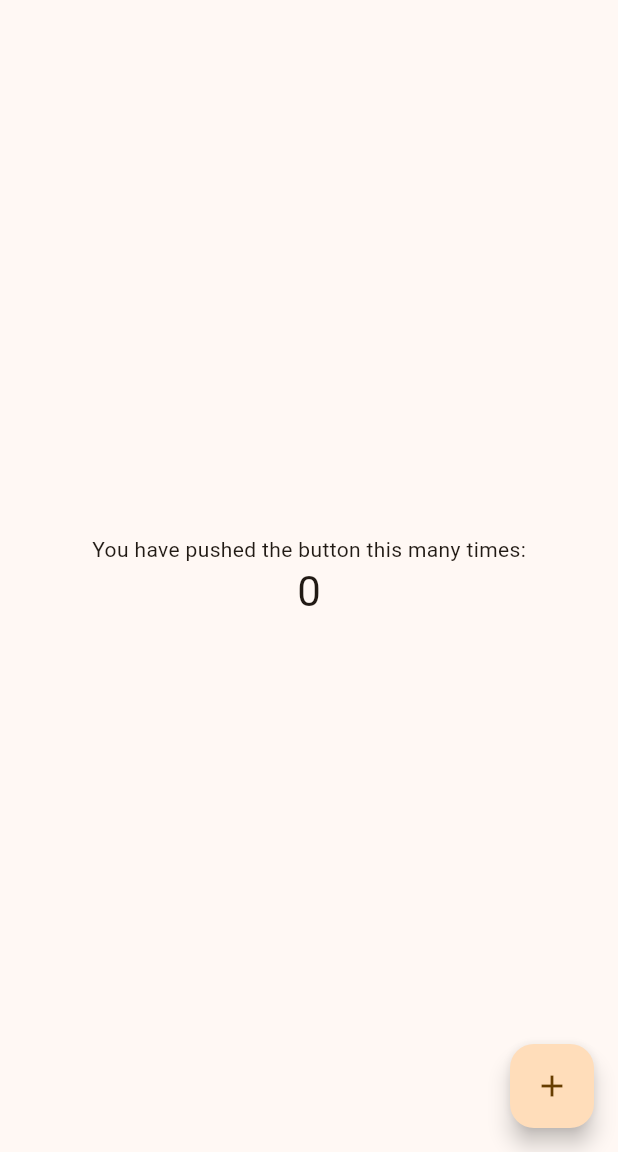
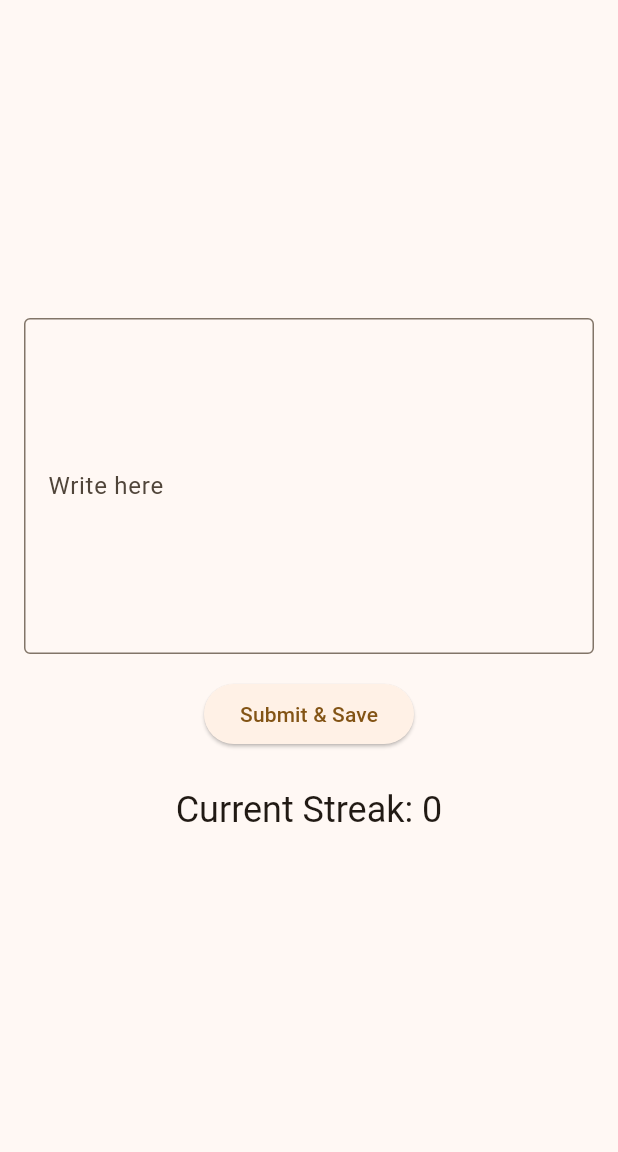
Before and after one commit to lenarduzziadam/WritersStreak2025, a Flutter app: the screen it shows after launch, on a phone screen of 412 x 824 dp, the part 84-1236 px from its top. Run offline on Flutter 3.47's test engine with Material 3 defaults, Android fonts, the phone set to English and light mode, and no system bars; missing offline and left inert: flutter_quill.

Commit message:
added simple streak function and submit and save feature with simple database

```diff
--- a/writer_encourager/lib/main.dart
+++ b/writer_encourager/lib/main.dart
@@ -1,4 +1,5 @@
 import 'package:flutter/material.dart';
+import 'package:writer_encourager/database_helper.dart';
 import 'package:flutter_quill/flutter_quill.dart';
 import 'package:flutter_localizations/flutter_localizations.dart';
 
@@ -42,69 +43,65 @@ class MyHomePage extends StatefulWidget {
 }
 
 class _MyHomePageState extends State<MyHomePage> {
-  int _counter = 0;
+  int _streak = 0;
+  final TextEditingController _textController = TextEditingController();
 
-  void _incrementCounter() {
+  Future<void> _submitAndSave() async {
+    final text = _textController.text.trim();
+    if (text.isNotEmpty) {
+      await DatabaseHelper().insertWriting(text);
       setState(() {
-      // This call to setState tells the Flutter framework that something has
-      // changed in this State, which causes it to rerun the build method below
-      // so that the display can reflect the updated values. If we changed
-      // _counter without calling setState(), then the build method would not be
-      // called again, and so nothing would appear to happen.
-      _counter++;
+        _streak++;
       });
+      showDialog(
+        context: context,
+        builder: (context) => AlertDialog(
+          title: const Text('Saved!'),
+          content: Text('Your writing has been saved. Streak: $_streak'),
+          actions: [
+            TextButton(
+              onPressed: () => Navigator.of(context).pop(),
+              child: const Text('OK'),
+            ),
+          ],
+        ),
+      );
+      _textController.clear();
+    }
   }
 
   @override
   Widget build(BuildContext context) {
-    // This method is rerun every time setState is called, for instance as done
-    // by the _incrementCounter method above.
-    //
-    // The Flutter framework has been optimized to make rerunning build methods
-    // fast, so that you can just rebuild anything that needs updating rather
-    // than having to individually change instances of widgets.
     return Scaffold(
       appBar: AppBar(
-        // TRY THIS: Try changing the color here to a specific color (to
-        // Colors.amber, perhaps?) and trigger a hot reload to see the AppBar
-        // change color while the other colors stay the same.
         backgroundColor: Theme.of(context).colorScheme.inversePrimary,
-        // Here we take the value from the MyHomePage object that was created by
-        // the App.build method, and use it to set our appbar title.
         title: Text(widget.title),
       ),
       body: Center(
-        // Center is a layout widget. It takes a single child and positions it
-        // in the middle of the parent.
+        child: Padding(
+          padding: const EdgeInsets.all(16.0),
           child: Column(
-          // Column is also a layout widget. It takes a list of children and
-          // arranges them vertically. By default, it sizes itself to fit its
-          // children horizontally, and tries to be as tall as its parent.
-          //
-          // Column has various properties to control how it sizes itself and
-          // how it positions its children. Here we use mainAxisAlignment to
-          // center the children vertically; the main axis here is the vertical
-          // axis because Columns are vertical (the cross axis would be
-          // horizontal).
-          //
-          // TRY THIS: Invoke "debug painting" (choose the "Toggle Debug Paint"
-          // action in the IDE, or press "p" in the console), to see the
-          // wireframe for each widget.
             mainAxisAlignment: MainAxisAlignment.center,
-          children: <Widget>[
-            const Text('You have pushed the button this many times:'),
-            Text(
-              '$_counter',
-              style: Theme.of(context).textTheme.headlineMedium,
+            children: [
+              TextField(
+                controller: _textController,
+                decoration: const InputDecoration(
+                  border: OutlineInputBorder(),
+                  labelText: 'Write here',
                 ),
+                maxLines: 8,
+              ),
+              const SizedBox(height: 16),
+              ElevatedButton(
+                onPressed: _submitAndSave,
+                child: const Text('Submit & Save'),
+              ),
+              const SizedBox(height: 24),
+              Text('Current Streak: $_streak', style: Theme.of(context).textTheme.headlineSmall),
             ],
           ),
         ),
-      floatingActionButton: FloatingActionButton(
-        onPressed: _incrementCounter,
-        tooltip: 'Increment',
-        child: const Icon(Icons.add),
-      ), // This trailing comma makes auto-formatting nicer for build methods.
+      ),
     );
   }
 }
--- a/writer_encourager/pubspec.yaml
+++ b/writer_encourager/pubspec.yaml
@@ -29,6 +29,8 @@ environment:
 # versions available, run `flutter pub outdated`.
 dependencies:
   flutter_quill: ^11.4.2
+  sqflite: ^2.3.2
+  path: ^1.9.0
   flutter:
     sdk: flutter
 
```
Also changed, not shown: 2 other files. Lines whose indentation alone changed are shown as unchanged.
